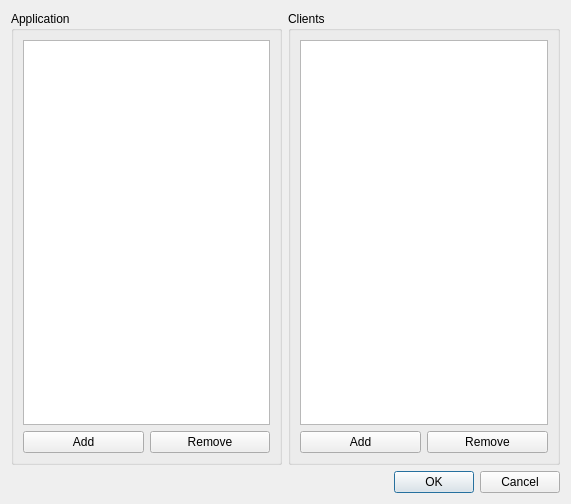
jhanssen/Disseminate, file Configuration.ui: the form before one commit.
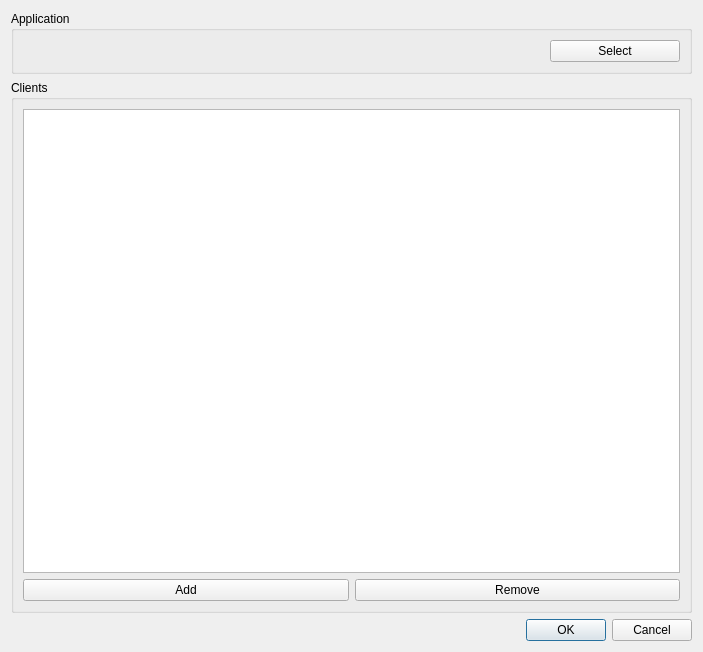
The form after the commit. Custom widgets are drawn as their Qt base class.

Commit message: icon label

Patch:
```diff
--- a/Configuration.ui
+++ b/Configuration.ui
@@ -6,42 +6,42 @@
    <rect>
     <x>0</x>
     <y>0</y>
-    <width>571</width>
-    <height>504</height>
+    <width>703</width>
+    <height>652</height>
    </rect>
   </property>
   <property name="windowTitle">
    <string>Configuration</string>
   </property>
-  <layout class="QVBoxLayout" name="verticalLayout_3">
-   <item>
-    <layout class="QHBoxLayout" name="horizontalLayout_3">
+  <layout class="QVBoxLayout" name="verticalLayout_2">
      <item>
       <widget class="QGroupBox" name="applicationGroup">
        <property name="title">
         <string>Application</string>
        </property>
-       <layout class="QVBoxLayout" name="verticalLayout">
-        <item>
-         <widget class="QListWidget" name="application"/>
-        </item>
-        <item>
          <layout class="QHBoxLayout" name="horizontalLayout">
           <item>
-           <widget class="QPushButton" name="addApplication">
-            <property name="text">
-             <string>Add</string>
+       <widget class="IconLabel" name="application" native="true">
+	<property name="sizePolicy">
+	 <sizepolicy hsizetype="Preferred" vsizetype="Preferred">
+	  <horstretch>4</horstretch>
+	  <verstretch>0</verstretch>
+	 </sizepolicy>
             </property>
            </widget>
           </item>
           <item>
-           <widget class="QPushButton" name="removeApplication">
+       <widget class="QPushButton" name="selectApplication">
+	<property name="sizePolicy">
+	 <sizepolicy hsizetype="Minimum" vsizetype="Fixed">
+	  <horstretch>1</horstretch>
+	  <verstretch>0</verstretch>
+	 </sizepolicy>
+	</property>
             <property name="text">
-             <string>Remove</string>
-            </property>
-           </widget>
-          </item>
-         </layout>
+	 <string>Select</string>
+	</property>
+       </widget>
         </item>
        </layout>
       </widget>
@@ -51,7 +51,7 @@
        <property name="title">
         <string>Clients</string>
        </property>
-       <layout class="QVBoxLayout" name="verticalLayout_2">
+     <layout class="QVBoxLayout" name="verticalLayout">
         <item>
          <widget class="QListWidget" name="clients"/>
         </item>
@@ -76,8 +76,6 @@
        </layout>
       </widget>
      </item>
-    </layout>
-   </item>
    <item>
     <widget class="QDialogButtonBox" name="buttonBox">
      <property name="orientation">
@@ -90,6 +88,14 @@
    </item>
   </layout>
  </widget>
+ <customwidgets>
+  <customwidget>
+   <class>IconLabel</class>
+   <extends>QWidget</extends>
+   <header>IconLabel.h</header>
+   <container>1</container>
+  </customwidget>
+ </customwidgets>
  <resources/>
  <connections>
   <connection>
```
Lines whose indentation alone changed are shown as unchanged. The commit also changes 5 other files.
